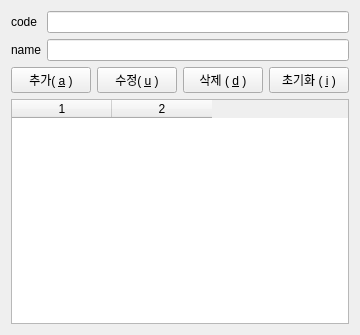
Qt form ui/product.ui (kar00034/application_coffee) before a commit.
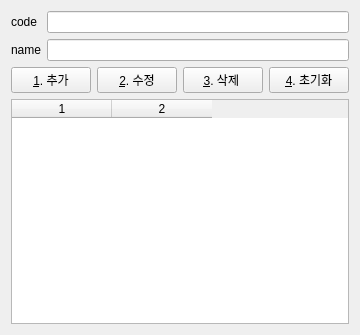
The same form after that commit.

Diff of the .ui file:
```diff
--- a/ui/product.ui
+++ b/ui/product.ui
@@ -6,7 +6,7 @@
    <rect>
     <x>0</x>
     <y>0</y>
-    <width>358</width>
+    <width>359</width>
     <height>335</height>
    </rect>
   </property>
@@ -43,28 +43,28 @@
      <item>
       <widget class="QPushButton" name="btn_insert">
        <property name="text">
-        <string>추가( &amp;a )</string>
+        <string>&amp;1. 추가</string>
        </property>
       </widget>
      </item>
      <item>
       <widget class="QPushButton" name="btn_update">
        <property name="text">
-        <string>수정( &amp;u )</string>
+        <string>&amp;2. 수정</string>
        </property>
       </widget>
      </item>
      <item>
       <widget class="QPushButton" name="btn_delete">
        <property name="text">
-        <string>삭제 ( &amp;d )</string>
+        <string>&amp;3. 삭제 </string>
        </property>
       </widget>
      </item>
      <item>
       <widget class="QPushButton" name="btn_init">
        <property name="text">
-        <string>초기화 ( &amp;i )</string>
+        <string>&amp;4. 초기화</string>
        </property>
       </widget>
      </item>
```
